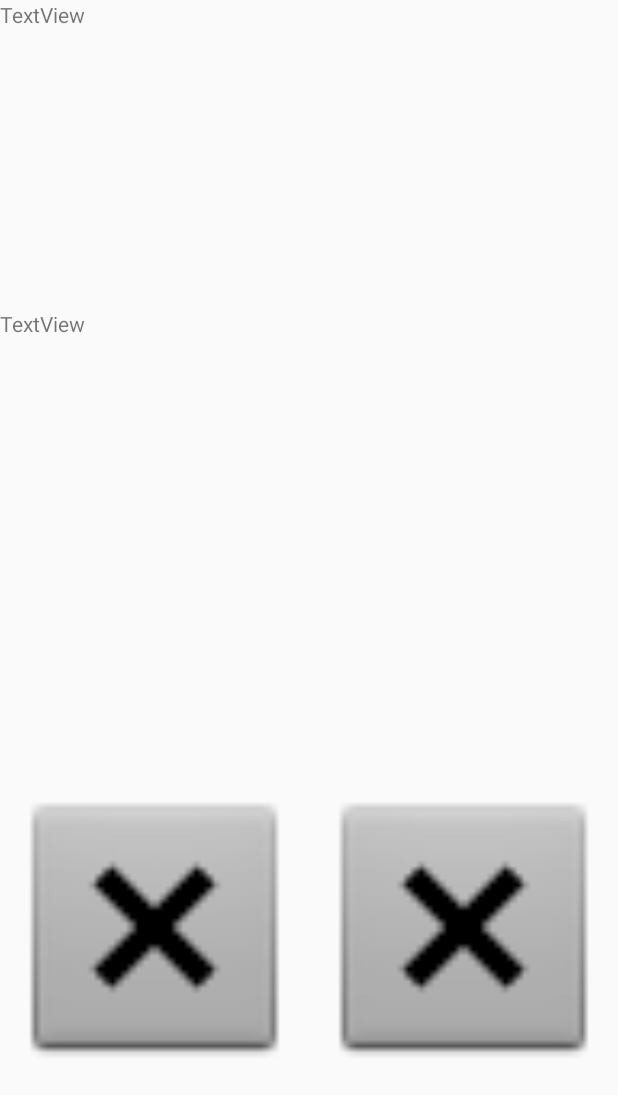
After one commit to EricBuchinger/NVS_Referat, an Android app: the layout fragment_fragment_again.xml on its own in the app's theme, with its tools: preview values and no code run, on a phone screen of 412 x 824 dp. The commit adds this screen. Shown: the top 1095 px of the screen. Run offline under Robolectric (Android 15) with nearby library versions, the phone set to English and light mode, and no system bars.

Commit message:
DataAccess gscheid gmocht, FragmentAgain wesentlich schena

```diff
--- /dev/null
+++ b/SchichtBetrieb/app/src/main/res/layout/fragment_fragment_again.xml
@@ -0,0 +1,89 @@
+<android.support.constraint.ConstraintLayout xmlns:android="http://schemas.android.com/apk/res/android"
+    xmlns:app="http://schemas.android.com/apk/res-auto"
+    xmlns:tools="http://schemas.android.com/tools"
+    android:id="@+id/fragment_again"
+    android:layout_width="match_parent"
+    android:layout_height="match_parent"
+    tools:context="at.htl.schichtbetrieb.fragments.FragmentAgain">
+
+    <!-- TODO: Update blank fragment layout -->
+
+    <TextView
+        android:id="@+id/tv_workers"
+        android:layout_width="0dp"
+        android:layout_height="0dp"
+        android:layout_marginBottom="0dp"
+        android:layout_marginLeft="0dp"
+        android:layout_marginRight="0dp"
+        android:layout_marginTop="0dp"
+        android:text="TextView"
+        app:layout_constraintBottom_toTopOf="@+id/guideline4"
+        app:layout_constraintHorizontal_bias="0.496"
+        app:layout_constraintLeft_toLeftOf="parent"
+        app:layout_constraintRight_toRightOf="parent"
+        app:layout_constraintTop_toTopOf="parent" />
+
+    <android.support.constraint.Guideline
+        android:layout_width="wrap_content"
+        android:layout_height="wrap_content"
+        android:id="@+id/guideline4"
+        android:orientation="horizontal"
+        app:layout_constraintGuide_percent="0.25" />
+
+    <android.support.constraint.Guideline
+        android:layout_width="wrap_content"
+        android:layout_height="wrap_content"
+        android:id="@+id/guideline8"
+        android:orientation="horizontal"
+        app:layout_constraintGuide_percent="0.5" />
+
+    <TextView
+        android:id="@+id/tv_activities"
+        android:layout_width="0dp"
+        android:layout_height="0dp"
+        android:layout_marginBottom="0dp"
+        android:layout_marginLeft="0dp"
+        android:layout_marginRight="0dp"
+        android:layout_marginTop="0dp"
+        android:text="TextView"
+        app:layout_constraintBottom_toTopOf="@+id/guideline8"
+        app:layout_constraintLeft_toLeftOf="parent"
+        app:layout_constraintRight_toRightOf="parent"
+        app:layout_constraintTop_toTopOf="@+id/guideline4" />
+
+    <android.support.constraint.Guideline
+        android:layout_width="wrap_content"
+        android:layout_height="wrap_content"
+        android:id="@+id/guideline9"
+        android:orientation="vertical"
+        app:layout_constraintGuide_percent="0.5" />
+
+    <ImageView
+        android:id="@+id/iv_w1"
+        android:layout_width="0dp"
+        android:layout_height="0dp"
+        android:layout_marginBottom="0dp"
+        android:layout_marginLeft="0dp"
+        android:layout_marginRight="0dp"
+        android:layout_marginTop="0dp"
+        app:layout_constraintBottom_toBottomOf="parent"
+        app:layout_constraintLeft_toLeftOf="parent"
+        app:layout_constraintRight_toLeftOf="@+id/guideline9"
+        app:layout_constraintTop_toTopOf="@+id/guideline8"
+        app:srcCompat="@android:drawable/btn_dialog" />
+
+    <ImageView
+        android:id="@+id/iv_w2"
+        android:layout_width="0dp"
+        android:layout_height="0dp"
+        android:layout_marginBottom="0dp"
+        android:layout_marginLeft="0dp"
+        android:layout_marginRight="0dp"
+        android:layout_marginTop="0dp"
+        app:layout_constraintBottom_toBottomOf="parent"
+        app:layout_constraintLeft_toLeftOf="@+id/guideline9"
+        app:layout_constraintRight_toRightOf="parent"
+        app:layout_constraintTop_toTopOf="@+id/guideline8"
+        app:srcCompat="@android:drawable/btn_dialog" />
+
+</android.support.constraint.ConstraintLayout>
```
Also changed, not shown: SchichtBetrieb/app/src/main/java/at/htl/schichtbetrieb/activities/StartUpActivity.java (+16 -2 lines), SchichtBetrieb/app/src/main/java/at/htl/schichtbetrieb/contracts/CVAble.java (added, +11 -0 lines), SchichtBetrieb/app/src/main/java/at/htl/schichtbetrieb/contracts/WorkerDBContract.java (added, +18 -0 lines), SchichtBetrieb/app/src/main/java/at/htl/schichtbetrieb/dataaccess/DbBitmapUtility.java (+19 -0 lines), SchichtBetrieb/app/src/main/java/at/htl/schichtbetrieb/dataaccess/DbHelperAgain.java (added, +104 -0 lines), SchichtBetrieb/app/src/main/java/at/htl/schichtbetrieb/entities/Activity.java (+15 -1 lines), SchichtBetrieb/app/src/main/java/at/htl/schichtbetrieb/entities/Worker.java (+15 -1 lines), SchichtBetrieb/app/src/main/java/at/htl/schichtbetrieb/entities/WorkerImage.java (added, +55 -0 lines), SchichtBetrieb/app/src/main/java/at/htl/schichtbetrieb/fragments/FragmentAgain.java (added, +201 -0 lines), 2 other files.
